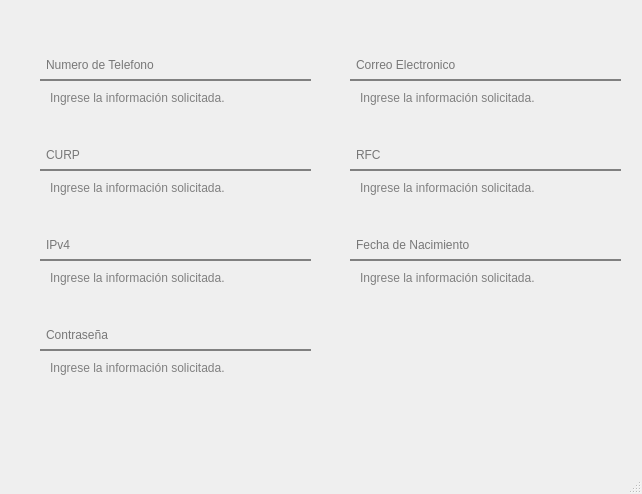
Ship-Codex-U/TL2-A02, file module/main.ui: the form before one commit.
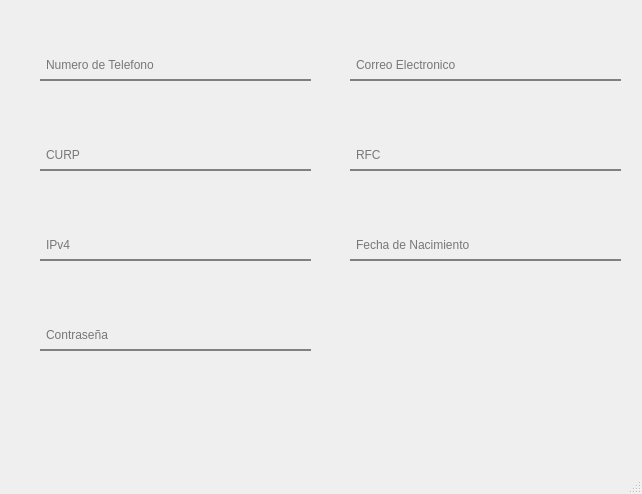
The form after the commit.

The edit to the form file:
```diff
--- a/module/main.ui
+++ b/module/main.ui
@@ -140,181 +140,6 @@
      <string>Contraseña</string>
     </property>
    </widget>
-   <widget class="QLabel" name="labelNumeroTelefono">
-    <property name="geometry">
-     <rect>
-      <x>50</x>
-      <y>90</y>
-      <width>261</width>
-      <height>16</height>
-     </rect>
-    </property>
-    <property name="font">
-     <font>
-      <family>Segoe UI</family>
-      <pointsize>-1</pointsize>
-     </font>
-    </property>
-    <property name="styleSheet">
-     <string notr="true">color: gray; 
-font-size: 12px; 
-width: 200px; 
-height: 40px;</string>
-    </property>
-    <property name="text">
-     <string>Ingrese la información solicitada.</string>
-    </property>
-   </widget>
-   <widget class="QLabel" name="labelEmail">
-    <property name="geometry">
-     <rect>
-      <x>360</x>
-      <y>90</y>
-      <width>261</width>
-      <height>16</height>
-     </rect>
-    </property>
-    <property name="font">
-     <font>
-      <family>Segoe UI</family>
-      <pointsize>-1</pointsize>
-     </font>
-    </property>
-    <property name="styleSheet">
-     <string notr="true">color: gray; 
-font-size: 12px; 
-width: 200px; 
-height: 40px;</string>
-    </property>
-    <property name="text">
-     <string>Ingrese la información solicitada.</string>
-    </property>
-   </widget>
-   <widget class="QLabel" name="labelCURP">
-    <property name="geometry">
-     <rect>
-      <x>50</x>
-      <y>180</y>
-      <width>261</width>
-      <height>16</height>
-     </rect>
-    </property>
-    <property name="font">
-     <font>
-      <family>Segoe UI</family>
-      <pointsize>-1</pointsize>
-     </font>
-    </property>
-    <property name="styleSheet">
-     <string notr="true">color: gray; 
-font-size: 12px; 
-width: 200px; 
-height: 40px;</string>
-    </property>
-    <property name="text">
-     <string>Ingrese la información solicitada.</string>
-    </property>
-   </widget>
-   <widget class="QLabel" name="labelRFC">
-    <property name="geometry">
-     <rect>
-      <x>360</x>
-      <y>180</y>
-      <width>261</width>
-      <height>16</height>
-     </rect>
-    </property>
-    <property name="font">
-     <font>
-      <family>Segoe UI</family>
-      <pointsize>-1</pointsize>
-     </font>
-    </property>
-    <property name="styleSheet">
-     <string notr="true">color: gray; 
-font-size: 12px; 
-width: 200px; 
-height: 40px;</string>
-    </property>
-    <property name="text">
-     <string>Ingrese la información solicitada.</string>
-    </property>
-   </widget>
-   <widget class="QLabel" name="labelIPv4">
-    <property name="geometry">
-     <rect>
-      <x>50</x>
-      <y>270</y>
-      <width>261</width>
-      <height>16</height>
-     </rect>
-    </property>
-    <property name="font">
-     <font>
-      <family>Segoe UI</family>
-      <pointsize>-1</pointsize>
-     </font>
-    </property>
-    <property name="styleSheet">
-     <string notr="true">color: gray; 
-font-size: 12px; 
-width: 200px; 
-height: 40px;</string>
-    </property>
-    <property name="text">
-     <string>Ingrese la información solicitada.</string>
-    </property>
-   </widget>
-   <widget class="QLabel" name="labelFechaNacimiento">
-    <property name="geometry">
-     <rect>
-      <x>360</x>
-      <y>270</y>
-      <width>261</width>
-      <height>16</height>
-     </rect>
-    </property>
-    <property name="font">
-     <font>
-      <family>Segoe UI</family>
-      <pointsize>-1</pointsize>
-     </font>
-    </property>
-    <property name="styleSheet">
-     <string notr="true">color: gray; 
-font-size: 12px; 
-width: 200px; 
-height: 40px;</string>
-    </property>
-    <property name="text">
-     <string>Ingrese la información solicitada.</string>
-    </property>
-   </widget>
-   <widget class="QLabel" name="labelContrasenia">
-    <property name="geometry">
-     <rect>
-      <x>50</x>
-      <y>360</y>
-      <width>261</width>
-      <height>16</height>
-     </rect>
-    </property>
-    <property name="font">
-     <font>
-      <family>Segoe UI</family>
-      <pointsize>-1</pointsize>
-     </font>
-    </property>
-    <property name="styleSheet">
-     <string notr="true">color: gray; 
-font-size: 12px; 
-width: 200px; 
-height: 40px;</string>
-    </property>
-    <property name="text">
-     <string>Ingrese la información solicitada.</string>
-    </property>
-   </widget>
   </widget>
   <widget class="QMenuBar" name="menubar">
    <property name="geometry">
```
